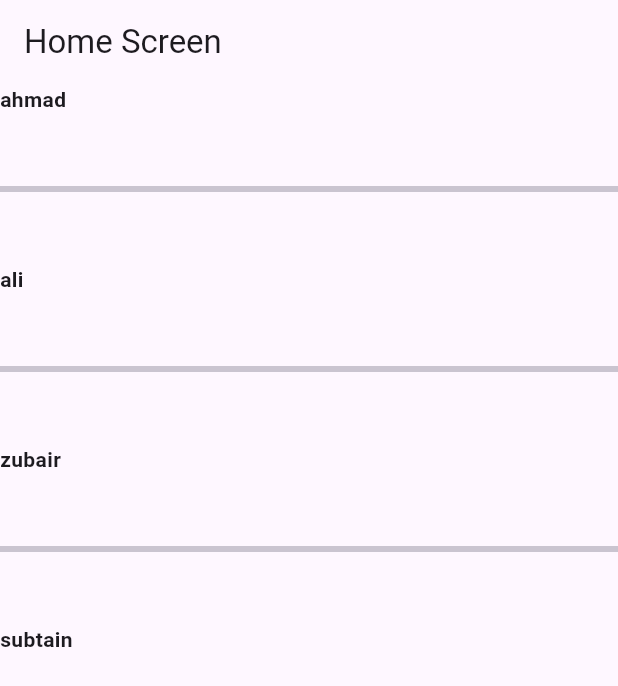
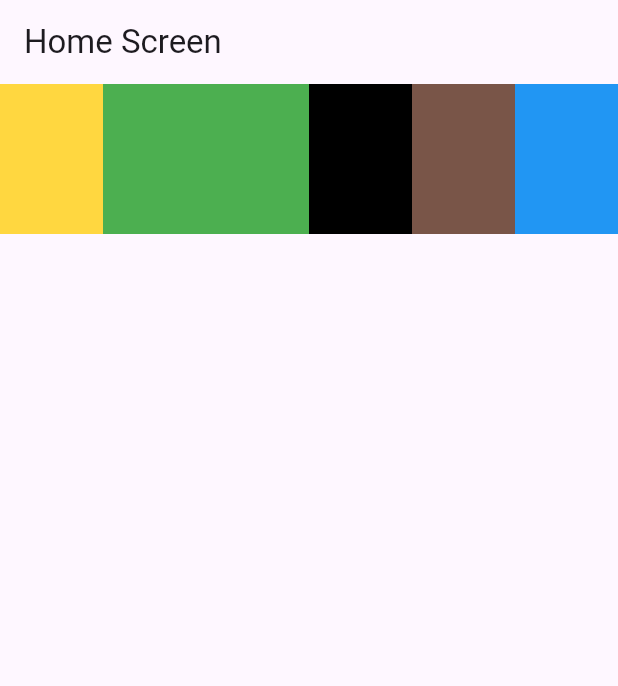
Before and after one commit to ahmadkh1509-cyber/appstylingpractice, a Flutter app: the screen it shows after launch, on a phone screen of 412 x 824 dp. Shown: the top 686 px of the screen. Run offline on Flutter 3.47's test engine with Material 3 defaults, Android fonts, the phone set to English and light mode, and no system bars.

Commit message:
studiesd padding margins and border radius etc

```diff
--- a/lib/main.dart
+++ b/lib/main.dart
@@ -260,17 +260,58 @@ class HomeScreen extends StatelessWidget {
       //itemextent:4
       //   itemCount: arrName.length,
       // ),
-      body: ListView.separated(
-        itemBuilder: (context, index) {
-          return Text(
-            arrName[index],
-            style: TextStyle(fontWeight: FontWeight.bold),
-          );
-        },
-        itemCount: arrName.length,
-        separatorBuilder: (context, index) {
-          return Divider(height: 100, thickness: 4);
-        },
+
+      // body: ListView.separated(
+      //   itemBuilder: (context, index) {
+      //     return Text(
+      //       arrName[index],
+      //       style: TextStyle(fontWeight: FontWeight.bold),
+      //     );
+      //   },
+      //   itemCount: arrName.length,
+      //   separatorBuilder: (context, index) {
+      //     return Divider(height: 100, thickness: 4);
+      //   },
+      // ),
+      // body: Container(
+      //   height: 200,
+      //   width: 200,
+      //   decoration: BoxDecoration(
+      //     color: Colors.blueAccent,
+      //     borderRadius: BorderRadius.only(
+      //       topLeft: Radius.circular(20),
+      //       bottomRight: Radius.circular(20),
+      //     ),
+      //     border: Border.all(width: 8, color: Colors.black38),
+      //     boxShadow: [
+      //       BoxShadow(blurRadius: 50, spreadRadius: 20, color: Colors.brown),
+      //     ],
+      //   ),
+      // ),
+      body: Row(
+        children: [
+          Expanded(
+            flex: 1,
+            child: Container(
+              height: 100,
+              width: 100,
+              color: Colors.amberAccent,
+            ),
+          ),
+          Expanded(
+            flex: 2,
+            child: Container(height: 100, width: 100, color: Colors.green),
+          ),
+          Expanded(
+            child: Container(height: 100, width: 100, color: Colors.black),
+          ),
+          Expanded(
+            child: Container(height: 100, width: 100, color: Colors.brown),
+          ),
+          Expanded(
+            child: Container(height: 100, width: 100, color: Colors.blue),
+          ),
+        ],
       ),
     );
   }
```
